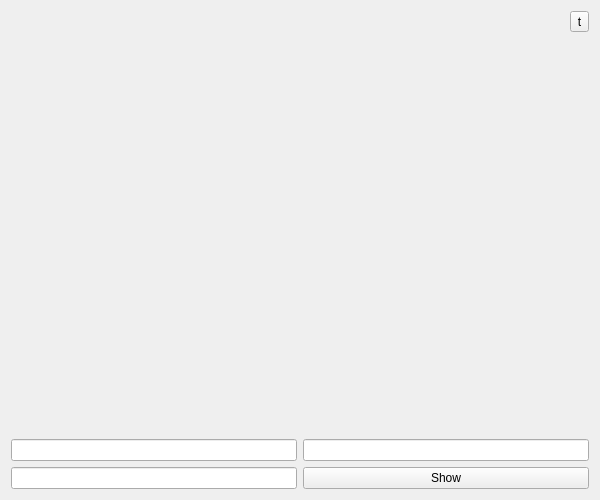
This is windowpopup.ui in draco-sam/myDictionary as Qt 5 draws it before an edit. The edited form follows.
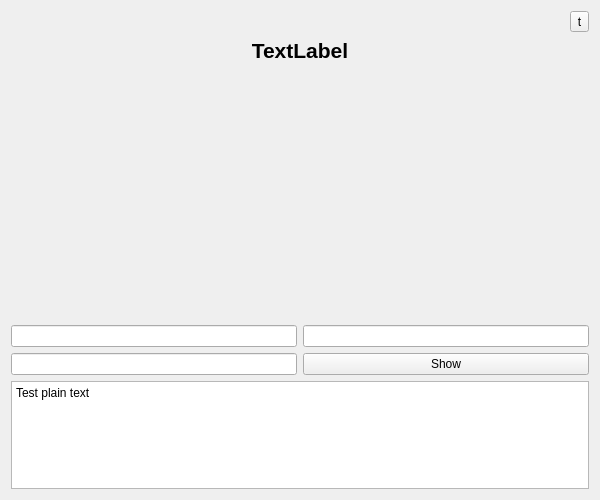
This is the edited form. Icons and pictures are not drawn.

Commit message: - Test of pop up window with plain text that appear after the second appearance.

Patch:
```diff
--- a/windowpopup.ui
+++ b/windowpopup.ui
@@ -76,6 +76,19 @@
      </property>
     </spacer>
    </item>
+   <item>
+    <widget class="QLabel" name="label_english">
+     <property name="font">
+      <font>
+       <pointsize>16</pointsize>
+       <bold>true</bold>
+      </font>
+     </property>
+     <property name="text">
+      <string>&lt;html&gt;&lt;head/&gt;&lt;body&gt;&lt;p align=&quot;center&quot;&gt;TextLabel&lt;/p&gt;&lt;/body&gt;&lt;/html&gt;</string>
+     </property>
+    </widget>
+   </item>
    <item>
     <layout class="QHBoxLayout" name="horizontalLayout">
      <item>
@@ -182,6 +195,13 @@
      </item>
     </layout>
    </item>
+   <item>
+    <widget class="QPlainTextEdit" name="plain_text">
+     <property name="plainText">
+      <string>Test plain text</string>
+     </property>
+    </widget>
+   </item>
   </layout>
   <action name="actiontest">
    <property name="text">
```
The commit also changes 5 other files.
